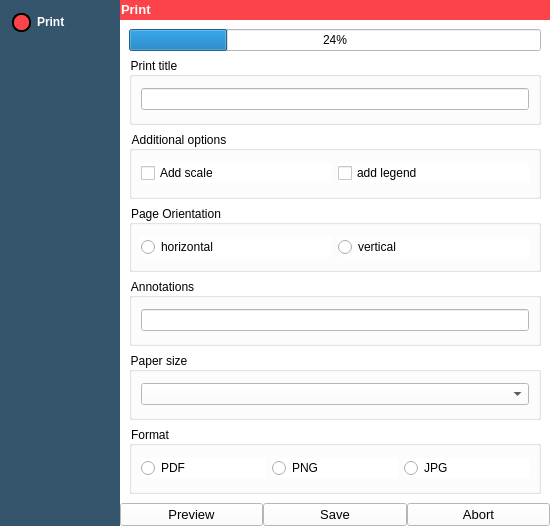
Above: wydruk_dialog.ui from GIAPspzoo/GIAP_PolaMap_lite before the change. Below: the same form after it.
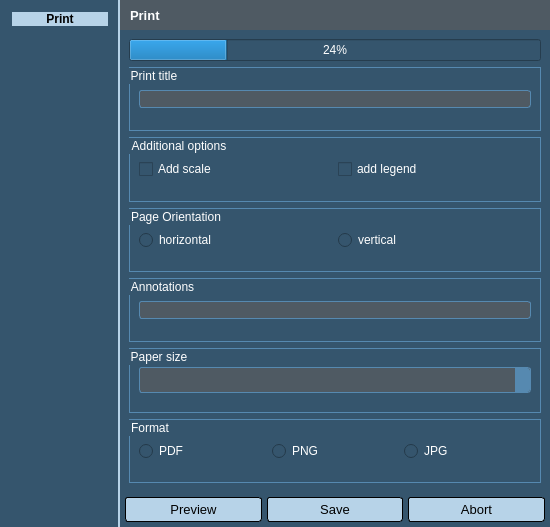
That is the form after the change. Icons and pictures are not drawn.

```diff
--- a/wydruk_dialog.ui
+++ b/wydruk_dialog.ui
@@ -13,7 +13,7 @@
     <x>0</x>
     <y>0</y>
     <width>550</width>
-    <height>526</height>
+    <height>527</height>
    </rect>
   </property>
   <property name="sizePolicy">
@@ -40,11 +40,97 @@
   </property>
   <property name="styleSheet">
    <string notr="true">* {
-	background-color: rgb(255, 255, 255);
+	background-color: rgb(53, 85, 109);
     font: 10pt &quot;Segoe UI&quot;; 
+	color: white;
+}
+QComboBox
+{
+	selection-background-color: #b7d3e8;
+    background-color: #4f5a63;
+	border-style: solid;
+	border: 1px solid  #5689b0;
+	border-radius: 3px;
+	padding: 2px;
+	font: 9pt &quot;Segoe UI&quot;;
+    height: 20px;
+}
+
+QComboBox:on
+{
+	background-color: #4f5a63;
+	padding-top: 3px;
+	padding-left: 1px;
+	selection-background-color: #4a4a4a;
+}
+
+QComboBox QAbstractItemView
+{
+	background-color: #4f5a63;
+	border-radius: 4px;
+	border: 1px solid  #6fb1e3;
+	selection-background-color: #4f5a63;
+    padding: 4px 10px 4px 10px;
+    width: 1.9em;
+}
+
+QComboBox::drop-down
+{
+	subcontrol-origin: padding;
+	subcontrol-position: top right;
+	width: 15px;
+    background-color: #5689b0;
+	border-left-width: 0px;
+	border-left-color:  #1a2936;
+	border-left-style: solid;
+	border-top-right-radius: 3px; 
+	border-bottom-right-radius: 3px;
+}
+
+QComboBox::down-arrow
+{
+	image: url(icons/down_arrow_disabled.png);
+}
+
+QComboBox::down-arrow:on, 
+QComboBox::down-arrow:hover,
+QComboBox::down-arrow:focus
+{
+	image: url(icons/down_arrow.png);
+}
+
+QLineEdit
+{
+	border: 1px solid #5689b0;
+    border-radius: 3px;
+    background-color: #4f5a63;
+}
+
+QPushButton {
 	color: black;
+	border: 1px solid black;
+	background-color: #b7d3e8;
+	border-radius: 3px;
+	padding: 4px;
 }
-</string>
+
+QPushButton:hover {
+
+	font-weight: bold;
+}
+QPushButton:pressed {
+   background-color: #5689b0;
+   border: 1px solid #6fb1e3;
+}
+
+QPushButton:disabled
+{
+	color: gray;
+}
+
+QGroupBox {
+border: 1px solid #5689b0;
+}</string>
   </property>
   <property name="locale">
    <locale language="English" country="UnitedKingdom"/>
@@ -113,17 +199,17 @@
          <property name="minimumSize">
           <size>
            <width>200</width>
-           <height>20</height>
+           <height>30</height>
           </size>
          </property>
          <property name="maximumSize">
           <size>
            <width>16777215</width>
-           <height>20</height>
+           <height>30</height>
           </size>
          </property>
          <property name="styleSheet">
-          <string notr="true">background-color: rgb(252, 67, 73);
+          <string notr="true">background-color: #4f5a63;
 </string>
          </property>
          <property name="frameShape">
@@ -135,10 +221,10 @@
          <widget class="QLabel" name="title_label_7">
           <property name="geometry">
            <rect>
-            <x>1</x>
-            <y>1</y>
+            <x>10</x>
+            <y>0</y>
             <width>91</width>
-            <height>16</height>
+            <height>30</height>
            </rect>
           </property>
           <property name="font">
@@ -428,19 +514,19 @@
    <item row="2" column="1">
     <layout class="QHBoxLayout" name="horizontalLayout">
      <property name="spacing">
-      <number>0</number>
+      <number>5</number>
      </property>
      <property name="leftMargin">
-      <number>0</number>
+      <number>5</number>
      </property>
      <property name="topMargin">
-      <number>0</number>
+      <number>5</number>
      </property>
      <property name="rightMargin">
-      <number>0</number>
+      <number>5</number>
      </property>
      <property name="bottomMargin">
-      <number>0</number>
+      <number>5</number>
      </property>
      <item>
       <widget class="QPushButton" name="previewPushButton">
@@ -493,7 +579,7 @@
     </layout>
    </item>
    <item row="0" column="0" rowspan="3">
-    <widget class="QWidget" name="widget" native="true">
+    <widget class="QFrame" name="frame">
      <property name="minimumSize">
       <size>
        <width>120</width>
@@ -510,8 +596,7 @@
       </font>
      </property>
      <property name="styleSheet">
-      <string notr="true">background-color: rgb(53, 85, 109);
-
+      <string notr="true">border-right: 2px solid #b7d3e8;
 </string>
      </property>
      <layout class="QVBoxLayout" name="verticalLayout">
@@ -531,218 +616,19 @@
        <number>5</number>
       </property>
       <item>
-       <widget class="QRadioButton" name="radioButton_4">
-        <property name="enabled">
-         <bool>false</bool>
-        </property>
-        <property name="minimumSize">
-         <size>
-          <width>0</width>
-          <height>20</height>
-         </size>
-        </property>
-        <property name="palette">
-         <palette>
-          <active>
-           <colorrole role="WindowText">
-            <brush brushstyle="SolidPattern">
-             <color alpha="255">
-              <red>255</red>
-              <green>255</green>
-              <blue>255</blue>
-             </color>
-            </brush>
-           </colorrole>
-           <colorrole role="Button">
-            <brush brushstyle="SolidPattern">
-             <color alpha="255">
-              <red>53</red>
-              <green>85</green>
-              <blue>109</blue>
-             </color>
-            </brush>
-           </colorrole>
-           <colorrole role="Text">
-            <brush brushstyle="SolidPattern">
-             <color alpha="255">
-              <red>255</red>
-              <green>255</green>
-              <blue>255</blue>
-             </color>
-            </brush>
-           </colorrole>
-           <colorrole role="ButtonText">
-            <brush brushstyle="SolidPattern">
-             <color alpha="255">
-              <red>255</red>
-              <green>255</green>
-              <blue>255</blue>
-             </color>
-            </brush>
-           </colorrole>
-           <colorrole role="Base">
-            <brush brushstyle="SolidPattern">
-             <color alpha="255">
-              <red>53</red>
-              <green>85</green>
-              <blue>109</blue>
-             </color>
-            </brush>
-           </colorrole>
-           <colorrole role="Window">
-            <brush brushstyle="SolidPattern">
-             <color alpha="255">
-              <red>53</red>
-              <green>85</green>
-              <blue>109</blue>
-             </color>
-            </brush>
-           </colorrole>
-          </active>
-          <inactive>
-           <colorrole role="WindowText">
-            <brush brushstyle="SolidPattern">
-             <color alpha="255">
-              <red>255</red>
-              <green>255</green>
-              <blue>255</blue>
-             </color>
-            </brush>
-           </colorrole>
-           <colorrole role="Button">
-            <brush brushstyle="SolidPattern">
-             <color alpha="255">
-              <red>53</red>
-              <green>85</green>
-              <blue>109</blue>
-             </color>
-            </brush>
-           </colorrole>
-           <colorrole role="Text">
-            <brush brushstyle="SolidPattern">
-             <color alpha="255">
-              <red>255</red>
-              <green>255</green>
-              <blue>255</blue>
-             </color>
-            </brush>
-           </colorrole>
-           <colorrole role="ButtonText">
-            <brush brushstyle="SolidPattern">
-             <color alpha="255">
-              <red>255</red>
-              <green>255</green>
-              <blue>255</blue>
-             </color>
-            </brush>
-           </colorrole>
-           <colorrole role="Base">
-            <brush brushstyle="SolidPattern">
-             <color alpha="255">
-              <red>53</red>
-              <green>85</green>
-              <blue>109</blue>
-             </color>
-            </brush>
-           </colorrole>
-           <colorrole role="Window">
-            <brush brushstyle="SolidPattern">
-             <color alpha="255">
-              <red>53</red>
-              <green>85</green>
-              <blue>109</blue>
-             </color>
-            </brush>
-           </colorrole>
-          </inactive>
-          <disabled>
-           <colorrole role="WindowText">
-            <brush brushstyle="SolidPattern">
-             <color alpha="255">
-              <red>255</red>
-              <green>255</green>
-              <blue>255</blue>
-             </color>
-            </brush>
-           </colorrole>
-           <colorrole role="Button">
-            <brush brushstyle="SolidPattern">
-             <color alpha="255">
-              <red>53</red>
-              <green>85</green>
-              <blue>109</blue>
-             </color>
-            </brush>
-           </colorrole>
-           <colorrole role="Text">
-            <brush brushstyle="SolidPattern">
-             <color alpha="255">
-              <red>255</red>
-              <green>255</green>
-              <blue>255</blue>
-             </color>
-            </brush>
-           </colorrole>
-           <colorrole role="ButtonText">
-            <brush brushstyle="SolidPattern">
-             <color alpha="255">
-              <red>255</red>
-              <green>255</green>
-              <blue>255</blue>
-             </color>
-            </brush>
-           </colorrole>
-           <colorrole role="Base">
-            <brush brushstyle="SolidPattern">
-             <color alpha="255">
-              <red>53</red>
-              <green>85</green>
-              <blue>109</blue>
-             </color>
-            </brush>
-           </colorrole>
-           <colorrole role="Window">
-            <brush brushstyle="SolidPattern">
-             <color alpha="255">
-              <red>53</red>
-              <green>85</green>
-              <blue>109</blue>
-             </color>
-            </brush>
-           </colorrole>
-          </disabled>
-         </palette>
-        </property>
+       <widget class="QLabel" name="label_2">
         <property name="styleSheet">
-         <string notr="true">QRadioButton::indicator::checked  {
-	border: 2px solid black;
-	border-radius: 9px;
-	background-color: rgb(252, 67, 73);
-	width: 15px;
-	height: 15px;
-}
-
-QRadioButton::indicator::unchecked  {
-	border: 2px solid black;
-	border-radius: 9px;
-	background-color: rgb(255, 255, 255);
-	width: 15px;
-	height: 15px;
-}
-
-QRadioButton {
-	color : white;
-	font-weight: bold; 
-}</string>
+         <string notr="true">   background-color: #b7d3e8;
+   color: black;
+   font: 10pt &quot;Segoe UI&quot;; 
+   font-weight: bold;
+</string>
         </property>
         <property name="text">
          <string>Print</string>
         </property>
-        <property name="checkable">
-         <bool>true</bool>
-        </property>
-        <property name="checked">
-         <bool>true</bool>
+        <property name="alignment">
+         <set>Qt::AlignCenter</set>
         </property>
        </widget>
       </item>
```
Left out of the diff: 18 changed lines with no effect on the pictures.
